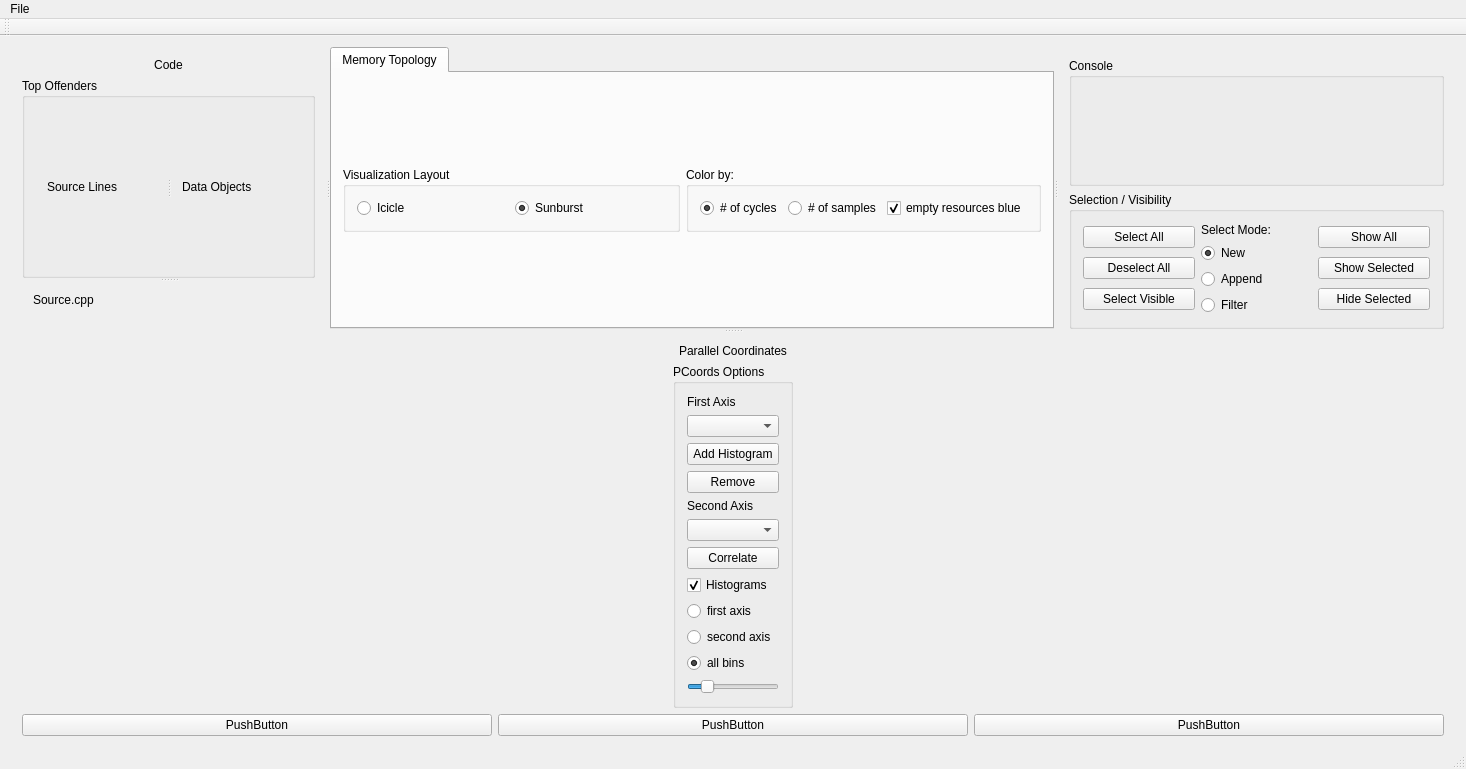
Above: src/form.ui from caps-tum/MemAxes before the change. Below: the same form after it.
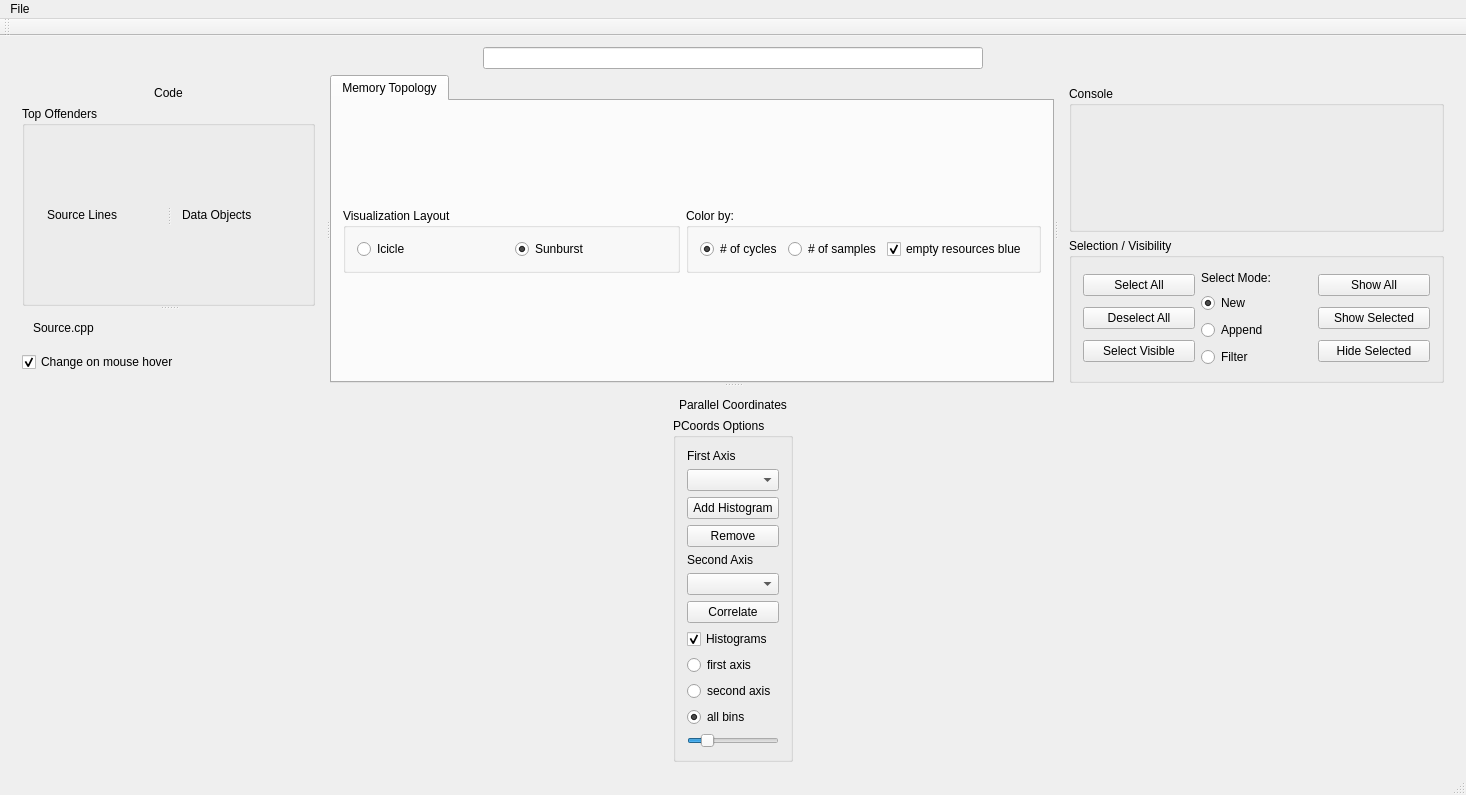
That is the form after the change.

Commit message: add toggle for code jumping

```diff
--- a/src/form.ui
+++ b/src/form.ui
@@ -19,6 +19,31 @@
      <number>0</number>
     </property>
     <item>
+     <layout class="QVBoxLayout" name="verticalLayout_2">
+      <item>
+       <layout class="QHBoxLayout" name="horizontalLayout">
+        <item>
+         <widget class="QLineEdit" name="searchbar">
+          <property name="sizePolicy">
+           <sizepolicy hsizetype="Maximum" vsizetype="Fixed">
+            <horstretch>0</horstretch>
+            <verstretch>0</verstretch>
+           </sizepolicy>
+          </property>
+          <property name="maximumSize">
+           <size>
+            <width>500</width>
+            <height>16777215</height>
+           </size>
+          </property>
+          <property name="autoFillBackground">
+           <bool>false</bool>
+          </property>
+         </widget>
+        </item>
+       </layout>
+      </item>
+      <item>
      <widget class="QSplitter" name="topBottomSplitter">
       <property name="sizePolicy">
        <sizepolicy hsizetype="Preferred" vsizetype="Preferred">
@@ -148,6 +173,16 @@
            </widget>
           </widget>
          </item>
+           <item>
+            <widget class="QCheckBox" name="jumpingCheckbox">
+             <property name="text">
+              <string>Change on mouse hover</string>
+             </property>
+             <property name="checked">
+              <bool>true</bool>
+             </property>
+            </widget>
+           </item>
         </layout>
        </widget>
        <widget class="QTabWidget" name="centerTabWidget">
@@ -527,31 +562,6 @@
           </item>
          </layout>
         </item>
-        <item>
-         <layout class="QHBoxLayout" name="Recommendationbar">
-          <item>
-           <widget class="QPushButton" name="rec1">
-            <property name="text">
-             <string>PushButton</string>
-            </property>
-           </widget>
-          </item>
-          <item>
-           <widget class="QPushButton" name="rec2">
-            <property name="text">
-             <string>PushButton</string>
-            </property>
-           </widget>
-          </item>
-          <item>
-           <widget class="QPushButton" name="rec3">
-            <property name="text">
-             <string>PushButton</string>
-            </property>
-           </widget>
-          </item>
-         </layout>
-        </item>
         <item>
          <layout class="QVBoxLayout" name="parallelCoordinatesParent_1">
           <property name="sizeConstraint">
@@ -562,6 +572,8 @@
        </layout>
       </widget>
      </widget>
+      </item>
+     </layout>
     </item>
    </layout>
   </widget>
```
Lines whose indentation alone changed are shown as unchanged. The commit also changes 7 other files.
